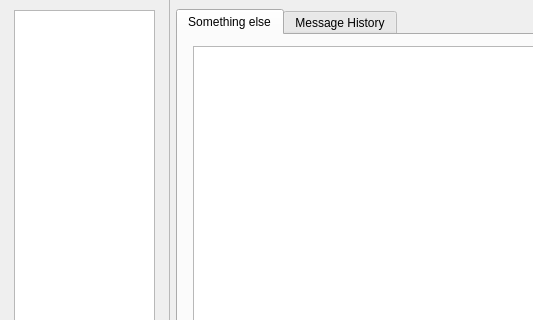
WebDesignbyTM/CAN_simulator, file mainwindow.ui: the form before one commit; both pictures show x 0 to 533 and y 0 to 320 of the 900 by 700 pixel window.
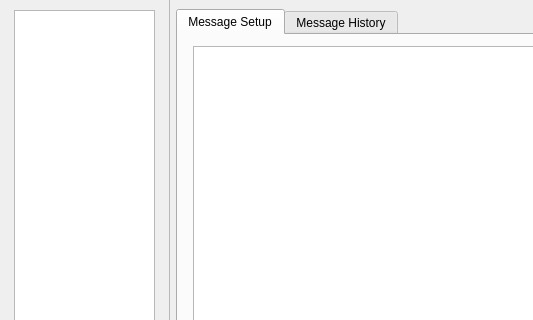
The form after the commit. The open tabs and pages were chosen to show the change.

The edit to the form file:
```diff
--- a/mainwindow.ui
+++ b/mainwindow.ui
@@ -116,7 +116,7 @@
       </sizepolicy>
      </property>
      <attribute name="title">
-      <string>Something else</string>
+      <string>Message Setup</string>
      </attribute>
      <widget class="QTextBrowser" name="textBrowser">
       <property name="geometry">
```
Left out of the diff: 4 changed lines with no effect on the pictures.
